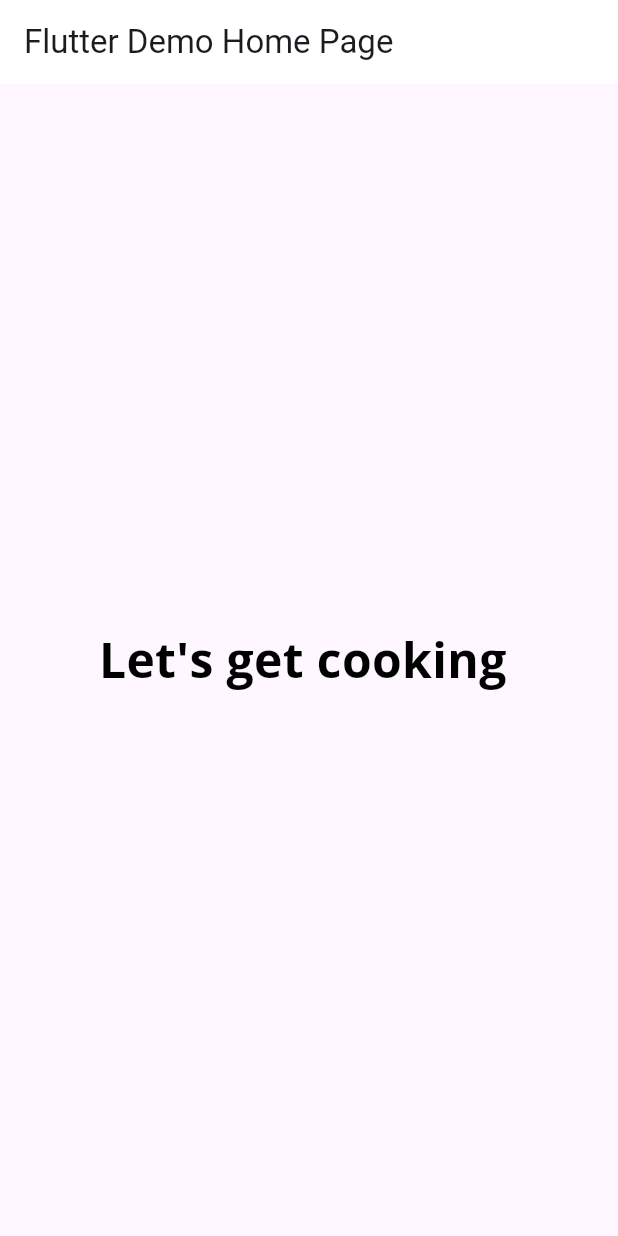
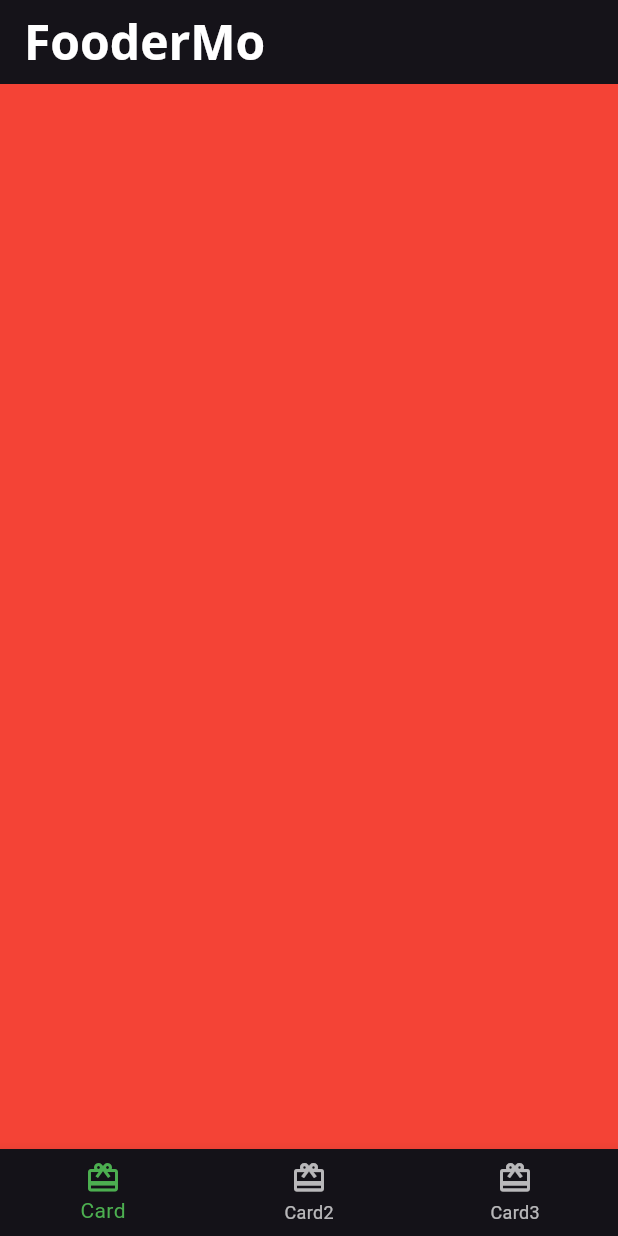
Before and after one commit to Cyonecoder/flutterRepractice, a Flutter app: the screen it shows after launch, on a phone screen of 412 x 824 dp. Run offline on Flutter 3.47's test engine with Material 3 defaults, Android fonts, the phone set to English and light mode, and no system bars; our stand-ins replace google_fonts.

Commit message:
add card1

```diff
--- a/lib/fooderMo_theme.dart
+++ b/lib/fooderMo_theme.dart
@@ -76,7 +76,7 @@ class FooderMoTheme {
 
       appBarTheme: const AppBarTheme(
         foregroundColor: Colors.white,
-        backgroundColor: Color(0xf5e5959),
+        backgroundColor: Color(0xf232121),
       ),
       floatingActionButtonTheme: const FloatingActionButtonThemeData(
         foregroundColor: Colors.white,
--- /dev/null
+++ b/lib/home.dart
@@ -0,0 +1,73 @@
+import 'package:flutter/cupertino.dart';
+import 'package:flutter/material.dart';
+import 'card1.dart';
+import 'fooderMo_theme.dart';
+
+class Home extends StatefulWidget {
+  const Home({super.key});
+
+  static List<Widget> pages = <Widget>[
+    const Card1(),
+    Container(
+      color: Colors.green,
+    ),
+    Container(
+      color: Colors.blue,
+    ),
+  ];
+
+  @override
+  State<Home> createState() => _HomeState();
+}
+
+class _HomeState extends State<Home> {
+  // Todo: add state variables and functions
+  int _selectedIndex = 0;
+
+  static List<Widget> pages = <Widget>[
+    Container(
+      color: Colors.red,
+    ),
+    Container(
+      color: Colors.green,
+    ),
+    Container(
+      color: Colors.blue,
+    ),
+  ];
+
+  _onItemTapped(int index) {
+    setState(() {
+      _selectedIndex = index;
+    });
+  }
+
+  // This widget is the root of your application.
+  @override
+  Widget build(BuildContext context) {
+    return Scaffold(
+      appBar: AppBar(
+        title: Text(
+          'FooderMo',
+          style: Theme.of(context).textTheme.headlineLarge,
+        ),
+      ),
+      //todo: add selected tabs
+      body: pages[_selectedIndex],
+
+      bottomNavigationBar: BottomNavigationBar(
+        onTap: _onItemTapped,
+        currentIndex: _selectedIndex,
+        selectedItemColor: Theme.of(context).textSelectionTheme.selectionColor,
+        items: [
+          BottomNavigationBarItem(
+              icon: Icon(Icons.card_giftcard), label: 'Card'),
+          BottomNavigationBarItem(
+              icon: Icon(Icons.card_giftcard), label: 'Card2'),
+          BottomNavigationBarItem(
+              icon: Icon(Icons.card_giftcard), label: 'Card3')
+        ],
+      ),
+    );
+  }
+}
--- a/lib/main.dart
+++ b/lib/main.dart
@@ -1,5 +1,7 @@
 import 'package:flutter/material.dart';
 import 'package:flutter_app/fooderMo_theme.dart';
+
+import 'home.dart';
 
 void main() {
   runApp(const FooderMo());
@@ -7,30 +9,16 @@ void main() {
 
 class FooderMo extends StatelessWidget {
   const FooderMo({super.key});
-
+ // Todo: add state variables and functions
   // This widget is the root of your application.
   @override
   Widget build(BuildContext context) {
     // todo: create theme
-    final theme = FooderMoTheme.light();
+    final theme = FooderMoTheme.dark();
     //todo; apply home widget
 
     return MaterialApp(
         theme: theme,
         title: 'FooderMo',
-        home: Scaffold(
-          appBar: AppBar(
-            title: Text(
-              'Flutter Demo Home Page',
-              style: theme.textTheme.bodySmall,
-            ),
-          ),
-          body:  Center(
-            child: Text(
-              'Let\'s get cooking ',
-              style: theme.textTheme.headlineLarge
-            ),
-          ),
-        ));
-  }
-}
+        home: const Home());
+}}
```
Also changed, not shown: lib/card1.dart (added, +32 -0 lines), assets/author_katz.jpeg (added), assets/mag1.png (added), assets/mag2.png (added), assets/mag3.png (added), assets/mag4.png (added), assets/mag5.png (added).
